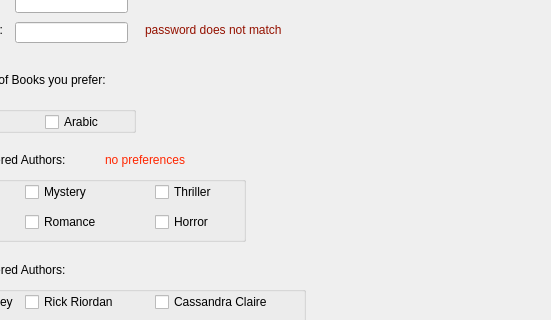
First picture: the form in MEDAD/registerwindow.ui, repository yomnahisham/CSCE1102-LabProject, before the edit; both pictures show x 305 to 856 and y 118 to 438 of the 856 by 635 pixel window.
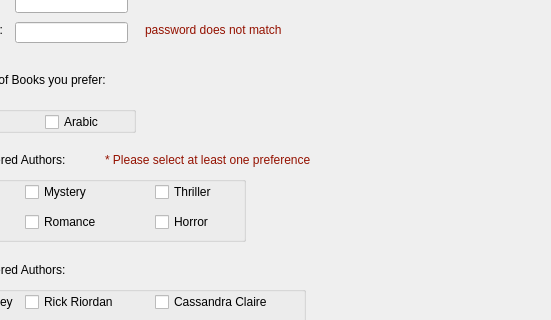
Second picture: the form after the edit.

Patch:
```diff
--- a/MEDAD/registerwindow.ui
+++ b/MEDAD/registerwindow.ui
@@ -378,7 +378,7 @@
     </rect>
    </property>
    <property name="text">
-    <string>&lt;html&gt;&lt;head/&gt;&lt;body&gt;&lt;p&gt;&lt;span style=&quot; color:#ff2600;&quot;&gt;no preferences&lt;/span&gt;&lt;/p&gt;&lt;/body&gt;&lt;/html&gt;</string>
+    <string>&lt;html&gt;&lt;head/&gt;&lt;body&gt;&lt;p&gt;&lt;span style=&quot; color:#941100;&quot;&gt;* Please select at least one preference&lt;/span&gt;&lt;/p&gt;&lt;/body&gt;&lt;/html&gt;</string>
    </property>
   </widget>
  </widget>
```
